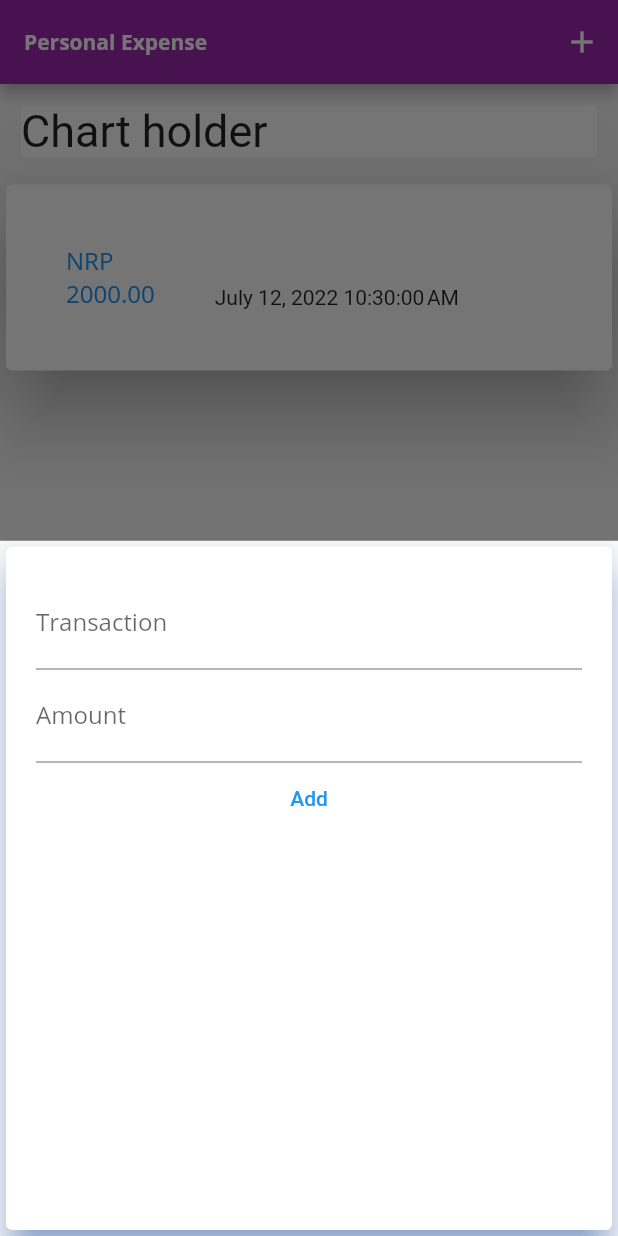
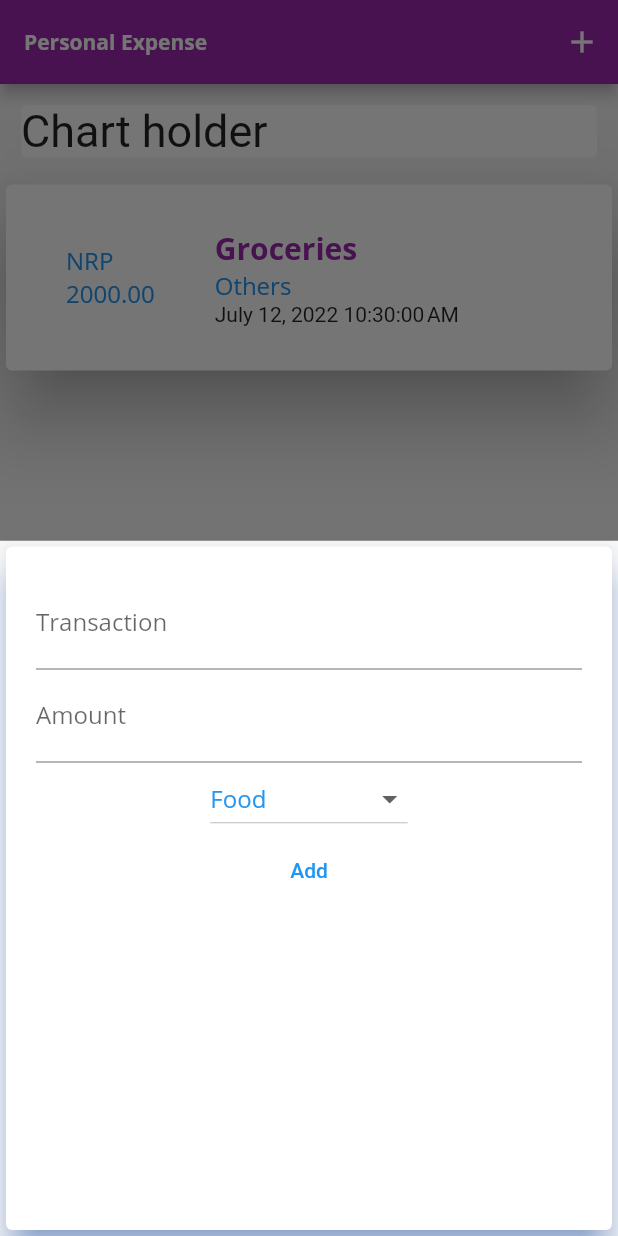
Before and after one commit to 076bct060/Personal-Expense, a Flutter app: the screen it shows after launch, after a tap on the "add" icon, on a phone screen of 412 x 824 dp. Run offline on Flutter 3.47's test engine with Material 2 defaults, Android fonts, the phone set to English and light mode, and no system bars.

Commit message:
Dropdown button implemented and expense category added

```diff
--- a/lib/inputWidget.dart
+++ b/lib/inputWidget.dart
@@ -1,5 +1,6 @@
 // ignore_for_file: prefer_const_constructors, prefer_const_constructors_in_immutables
 
+import 'package:flutter/foundation.dart';
 import 'package:flutter/material.dart';
 
 class InputWidget extends StatefulWidget {
@@ -14,6 +15,7 @@ class InputWidget extends StatefulWidget {
 class _InputWidgetState extends State<InputWidget> {
   final titleController = TextEditingController();
   final amountController = TextEditingController();
+  String category = "Food";
   @override
   Widget build(BuildContext context) {
     return inputField();
@@ -26,11 +28,12 @@ class _InputWidgetState extends State<InputWidget> {
     void getInput() {
       var amount = double.parse(amountController.text);
       var transaction = titleController.text;
+      var expense_category = category.toString();
 
       if (amount <= 0 || transaction == "") {
         return;
       }
-      widget.fpointer(transaction, amount);
+      widget.fpointer(transaction, amount, expense_category);
     }
 
     return Card(
@@ -55,6 +58,17 @@ class _InputWidgetState extends State<InputWidget> {
               keyboardType: TextInputType.number,
               onSubmitted: (_) => getInput(),
             ),
+            DropdownButton(
+                value: category,
+                items: <String>["Food", "Cloathing", "Entertainment", "Others"]
+                    .map<DropdownMenuItem<String>>((e) {
+                  return DropdownMenuItem<String>(value: e, child: Text(e));
+                }).toList(),
+                onChanged: (String? value) {
+                  setState(() {
+                    category = value.toString();
+                  });
+                }),
             TextButton(
               child: Text("Add"),
               onPressed: getInput,
--- a/lib/main.dart
+++ b/lib/main.dart
@@ -24,7 +24,7 @@ class MyApp extends StatelessWidget {
               titleLarge: TextStyle(
                   fontFamily: "openSans",
                   fontWeight: FontWeight.bold,
-                  color: ColorScheme.light().onPrimary),
+                  color: Colors.purple),
               titleMedium: TextStyle(
                   fontFamily: "openSans",
                   color: Theme.of(context).primaryColor)),
@@ -43,7 +43,12 @@ class HomePage extends StatefulWidget {
 
 class _HomePageState extends State<HomePage> {
   List<Transaction> transactions = [
-    Transaction(amount: 2000, id: "2", date: DateTime.now(), name: "Groceries")
+    Transaction(
+        amount: 2000,
+        id: "2",
+        date: DateTime.now(),
+        name: "Groceries",
+        categories: "Others")
   ];
   @override
   Widget build(BuildContext context) {
@@ -117,9 +122,13 @@ class _HomePageState extends State<HomePage> {
     );
   }
 
-  void _add(String idArg, double amountArg) {
+  void _add(String idArg, double amountArg, String category) {
     Transaction transaction = Transaction(
-        amount: amountArg, id: "1", date: DateTime.now(), name: idArg);
+        amount: amountArg,
+        id: "1",
+        date: DateTime.now(),
+        name: idArg,
+        categories: category);
     setState(() {
       transactions.add(transaction);
     });
--- a/lib/transacionWidget.dart
+++ b/lib/transacionWidget.dart
@@ -1,5 +1,6 @@
 // ignore_for_file: prefer_const_constructors
 
+import 'package:flutter/foundation.dart';
 import 'package:flutter/material.dart';
 import 'package:personal_expense/transaction.dart';
 import 'package:intl/intl.dart';
@@ -27,8 +28,14 @@ class TransactionWidget extends StatelessWidget {
           Column(
               crossAxisAlignment: CrossAxisAlignment.start,
               children: <Widget>[
-                Text(transaction.name.toString(),
-                    style: Theme.of(context).textTheme.titleLarge),
+                Text(
+                  transaction.name.toString(),
+                  style: Theme.of(context).textTheme.titleLarge,
+                ),
+                Text(
+                  transaction.categories.toString(),
+                  style: Theme.of(context).textTheme.titleMedium,
+                ),
                 Text(
                   DateFormat().format(transaction.date as DateTime),
                 ),
--- a/lib/transaction.dart
+++ b/lib/transaction.dart
@@ -1,7 +1,8 @@
 class Transaction {
+  final String? categories;
   final double? amount;
   final String? id;
   final String? name;
   final DateTime? date;
-  Transaction({this.amount, this.id, this.name, this.date});
+  Transaction({this.amount, this.id, this.name, this.date, this.categories});
 }
```
Also changed, not shown: lib/chartWidget.dart (added, +32 -0 lines).
